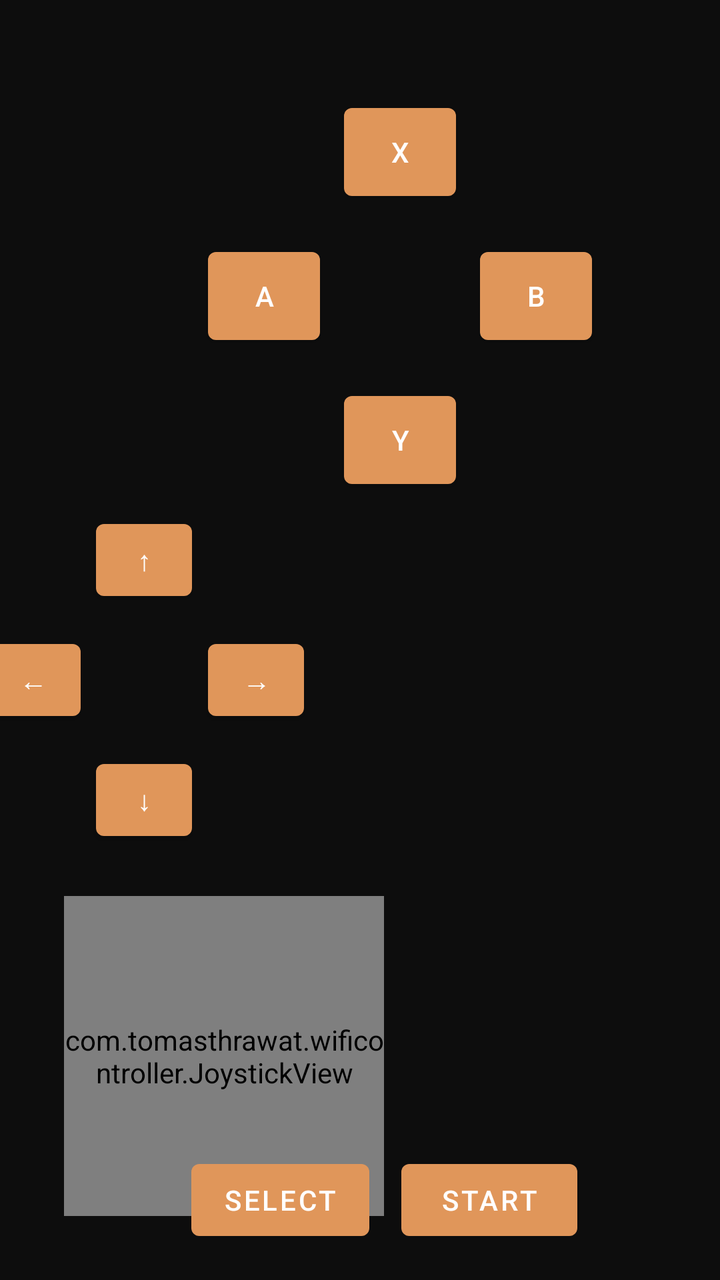
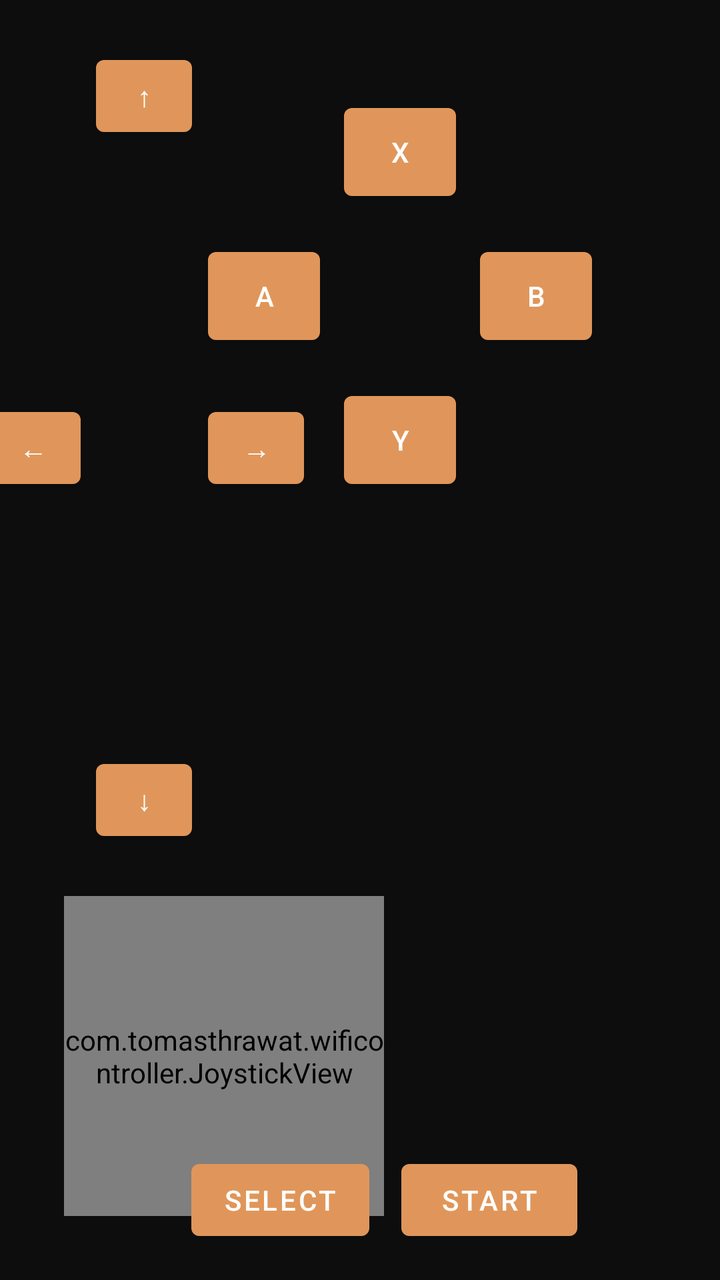

An Android layout rendered at two revisions. The XML below is the earlier revision; the diff shows what the commit changed to produce the second picture.
<!-- AndroidManifest.xml: application theme Theme.WifiController -->
<!-- res/layout/activity_controller.xml -->
<?xml version="1.0" encoding="utf-8"?>
<androidx.constraintlayout.widget.ConstraintLayout xmlns:android="http://schemas.android.com/apk/res/android"
    xmlns:app="http://schemas.android.com/apk/res-auto"
    android:layout_width="match_parent"
    android:layout_height="match_parent"
    android:layoutDirection="ltr"
    android:background="#0D0D0D">

    
    <com.tomasthrawat.wificontroller.JoystickView
        android:id="@+id/joystick"
        android:layout_width="160dp"
        android:layout_height="160dp"
        app:layout_constraintLeft_toLeftOf="parent"
        app:layout_constraintBottom_toBottomOf="parent"
        android:layout_marginStart="32dp"
        android:layout_marginBottom="32dp" />

    
    <Button
        android:id="@+id/btnDown"
        android:layout_width="48dp"
        android:layout_height="48dp"
        android:text="@string/dpad_down"
        app:layout_constraintLeft_toLeftOf="parent"
        app:layout_constraintBottom_toTopOf="@id/joystick"
        android:layout_marginStart="48dp"
        android:layout_marginBottom="24dp" />

    <Button
        android:id="@+id/btnUp"
        android:layout_width="48dp"
        android:layout_height="48dp"
        android:text="@string/dpad_up"
        app:layout_constraintLeft_toLeftOf="@id/btnDown"
        app:layout_constraintBottom_toTopOf="@id/btnDown"
        android:layout_marginBottom="72dp" />

    <Button
        android:id="@+id/btnLeft"
        android:layout_width="48dp"
        android:layout_height="48dp"
        android:text="@string/dpad_left"
        app:layout_constraintRight_toLeftOf="@id/btnUp"
        app:layout_constraintTop_toTopOf="@id/btnUp"
        app:layout_constraintBottom_toBottomOf="@id/btnDown"
        android:layout_marginEnd="8dp" />

    <Button
        android:id="@+id/btnRight"
        android:layout_width="48dp"
        android:layout_height="48dp"
        android:text="@string/dpad_right"
        app:layout_constraintLeft_toRightOf="@id/btnUp"
        app:layout_constraintTop_toTopOf="@id/btnUp"
        app:layout_constraintBottom_toBottomOf="@id/btnDown"
        android:layout_marginStart="8dp" />

    
    <Button
        android:id="@+id/btnB"
        android:layout_width="56dp"
        android:layout_height="56dp"
        android:text="B"
        app:layout_constraintRight_toRightOf="parent"
        app:layout_constraintTop_toTopOf="parent"
        android:layout_marginEnd="64dp"
        android:layout_marginTop="120dp" />

    <Button
        android:id="@+id/btnA"
        android:layout_width="56dp"
        android:layout_height="56dp"
        android:text="A"
        app:layout_constraintRight_toLeftOf="@id/btnB"
        app:layout_constraintTop_toTopOf="@id/btnB"
        app:layout_constraintBottom_toBottomOf="@id/btnB"
        android:layout_marginEnd="80dp" />

    <Button
        android:id="@+id/btnX"
        android:layout_width="56dp"
        android:layout_height="56dp"
        android:text="X"
        app:layout_constraintLeft_toLeftOf="@id/btnA"
        app:layout_constraintRight_toRightOf="@id/btnB"
        app:layout_constraintBottom_toTopOf="@id/btnA"
        android:layout_marginBottom="16dp" />

    <Button
        android:id="@+id/btnY"
        android:layout_width="56dp"
        android:layout_height="56dp"
        android:text="Y"
        app:layout_constraintLeft_toLeftOf="@id/btnA"
        app:layout_constraintRight_toRightOf="@id/btnB"
        app:layout_constraintTop_toBottomOf="@id/btnA"
        android:layout_marginTop="16dp" />

    
    <Button
        android:id="@+id/btnSelect"
        android:layout_width="wrap_content"
        android:layout_height="wrap_content"
        android:text="@string/select"
        app:layout_constraintLeft_toLeftOf="parent"
        app:layout_constraintRight_toRightOf="parent"
        app:layout_constraintBottom_toBottomOf="parent"
        android:layout_marginBottom="16dp"
        android:layout_marginEnd="80dp" />

    <Button
        android:id="@+id/btnStart"
        android:layout_width="wrap_content"
        android:layout_height="wrap_content"
        android:text="@string/start"
        app:layout_constraintLeft_toRightOf="@id/btnSelect"
        app:layout_constraintBottom_toBottomOf="@id/btnSelect"
        android:layout_marginStart="16dp" />

</androidx.constraintlayout.widget.ConstraintLayout>
<!-- resources referenced by this layout -->
<resources>
  <string name="dpad_down">↓</string>
  <string name="dpad_left">←</string>
  <string name="dpad_right">→</string>
  <string name="dpad_up">↑</string>
  <string name="select">Select</string>
  <string name="start">Start</string>
  <style name="Theme.WifiController" parent="Theme.MaterialComponents.DayNight.NoActionBar">
          <item name="colorPrimary">@color/accent</item>
          <item name="android:windowBackground">@color/background_dark</item>
          <item name="android:statusBarColor">@color/black</item>
      </style>
  <color name="accent">#E0965A</color>
  <color name="background_dark">#0D0D0D</color>
  <color name="black">#000000</color>
</resources>

<!-- the commit's change to res/layout/activity_controller.xml (unified diff, before → after) -->
@@ -18,23 +18,23 @@
 
     
     <Button
+        android:id="@+id/btnUp"
+        android:layout_width="48dp"
+        android:layout_height="48dp"
+        android:text="@string/dpad_up"
+        app:layout_constraintLeft_toLeftOf="parent"
+        app:layout_constraintTop_toTopOf="parent"
+        android:layout_marginStart="48dp"
+        android:layout_marginTop="24dp" />
+
+    <Button
         android:id="@+id/btnDown"
         android:layout_width="48dp"
         android:layout_height="48dp"
         android:text="@string/dpad_down"
-        app:layout_constraintLeft_toLeftOf="parent"
+        app:layout_constraintLeft_toLeftOf="@id/btnUp"
         app:layout_constraintBottom_toTopOf="@id/joystick"
-        android:layout_marginStart="48dp"
         android:layout_marginBottom="24dp" />
-
-    <Button
-        android:id="@+id/btnUp"
-        android:layout_width="48dp"
-        android:layout_height="48dp"
-        android:text="@string/dpad_up"
-        app:layout_constraintLeft_toLeftOf="@id/btnDown"
-        app:layout_constraintBottom_toTopOf="@id/btnDown"
-        android:layout_marginBottom="72dp" />
 
     <Button
         android:id="@+id/btnLeft"
